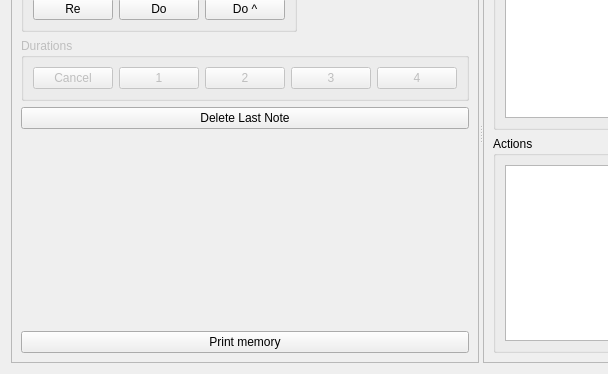
First picture: the form in examples/LittleMozart/Form.ui, repository Cnotinfor/CnotiMind, before the edit; both pictures show x 0 to 608 and y 108 to 482 of the 790 by 482 pixel window.
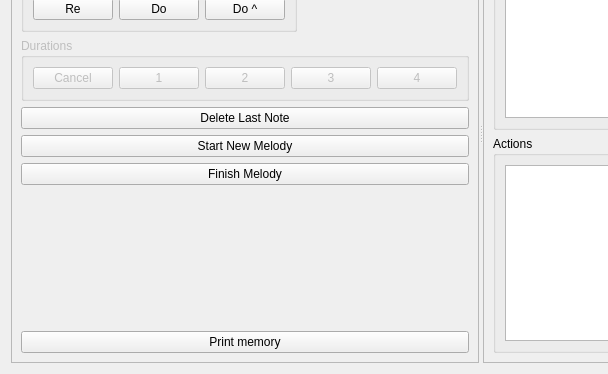
Second picture: the form after the edit.

Commit message:
Small example, now enables/disables buttons
* [xml] Small update to the XML rules

The edit to the form file:
```diff
--- a/examples/LittleMozart/Form.ui
+++ b/examples/LittleMozart/Form.ui
@@ -180,6 +180,20 @@
          </property>
         </widget>
        </item>
+       <item>
+        <widget class="QPushButton" name="pushButtonStartMelody">
+         <property name="text">
+          <string>Start New Melody</string>
+         </property>
+        </widget>
+       </item>
+       <item>
+        <widget class="QPushButton" name="pushButtonFinishMelody">
+         <property name="text">
+          <string>Finish Melody</string>
+         </property>
+        </widget>
+       </item>
        <item>
         <spacer name="verticalSpacer">
          <property name="orientation">
```
The commit also changes 3 other files.
